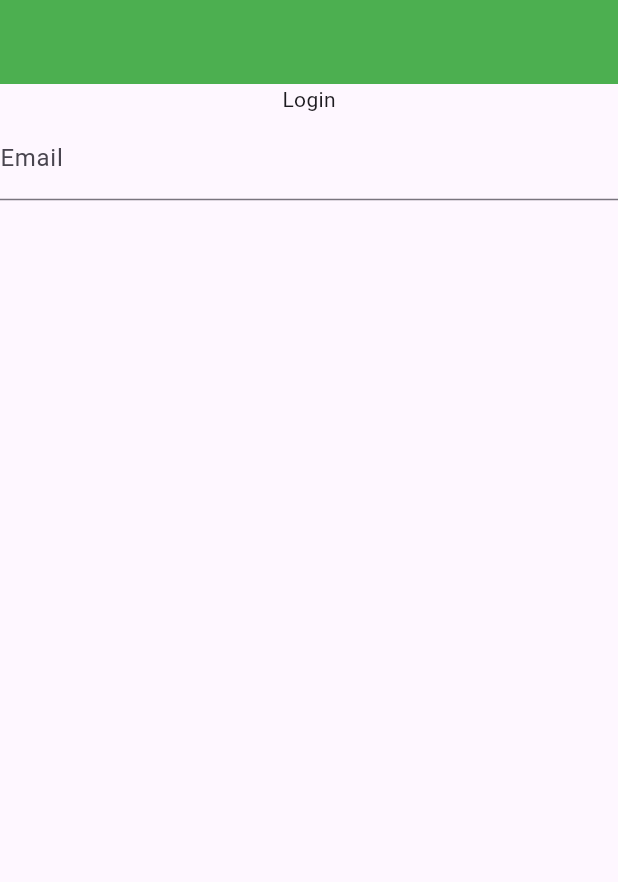
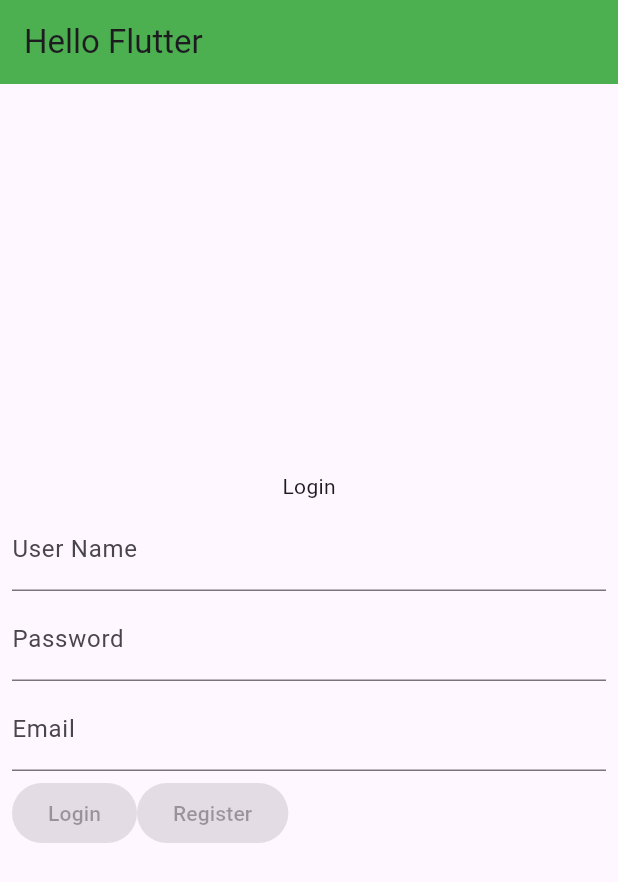
Before and after one commit to CF-0918/p2_vc, a Flutter app: the screen it shows after launch, on a phone screen of 412 x 824 dp. Shown: the top 882 px of the screen. Run offline on Flutter 3.47's test engine with Material 3 defaults, Android fonts, the light colour scheme and no system bars.

Commit message:
added new text field

```diff
--- a/lib/main.dart
+++ b/lib/main.dart
@@ -15,22 +15,51 @@ class MainApp extends StatelessWidget {
     return MaterialApp(
       home: Scaffold(
         appBar: AppBar(
-          title: Text(""),
+          title: Text("Hello Flutter"),
           backgroundColor: Colors.green,
         ),
-        body:Column(
-          spacing: 1.5,
-          children: [
-            Center(
-              child: Text("Login"),
-            ),
-            TextField(
+        body: Padding(
+          padding: const EdgeInsets.all(8.0),
+          child: const Column(
+            mainAxisAlignment: MainAxisAlignment.center,
+            spacing:4.0,
+            children: [
+              Text('Login'),
+              TextField(
+                  keyboardType: TextInputType.name,
+                  decoration: InputDecoration(
+                    labelText: "User Name",
+                  )
+              ),
+              TextField(
+                keyboardType: TextInputType.visiblePassword,
+                obscureText: true,
+                decoration: InputDecoration(
+                  labelText: "Password",
+                ),
+              ),
+              TextField(
+                obscureText: true,
                 decoration: InputDecoration(
                   labelText: "Email",
-                  hint:Text("Enter email")
                 ),
-            )
-          ],
+              ),
+              Row(
+                children: [
+                  ElevatedButton(
+                    onPressed: null,
+                    child: Text("Login"),
+
+                  ),
+
+                  ElevatedButton(
+                    onPressed: null,
+                    child: Text("Register"),
+                  ),
+                ],
+              ),
+            ],
+          ),
         ),
       ),
     );
```
